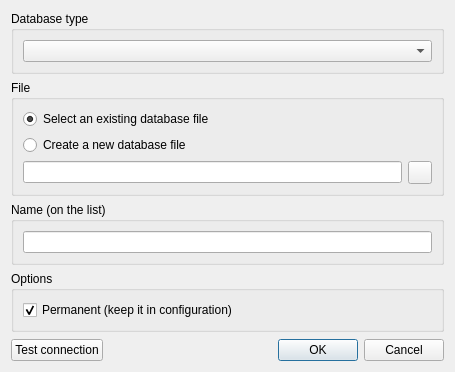
Before: the Qt Designer form SQLiteStudio3/guiSQLiteStudio/dialogs/dbdialog.ui in pawelsalawa/sqlitestudio, drawn with Qt 5.
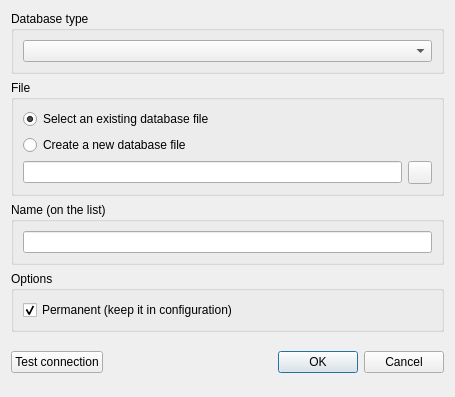
After: the same form once the commit is applied. Icons and pictures are not drawn.

Diff of the .ui file:
```diff
--- a/SQLiteStudio3/guiSQLiteStudio/dialogs/dbdialog.ui
+++ b/SQLiteStudio3/guiSQLiteStudio/dialogs/dbdialog.ui
@@ -7,7 +7,7 @@
     <x>0</x>
     <y>0</y>
     <width>455</width>
-    <height>366</height>
+    <height>397</height>
    </rect>
   </property>
   <property name="minimumSize">
```
Left out of the diff: 10 changed lines with no effect on the pictures.
